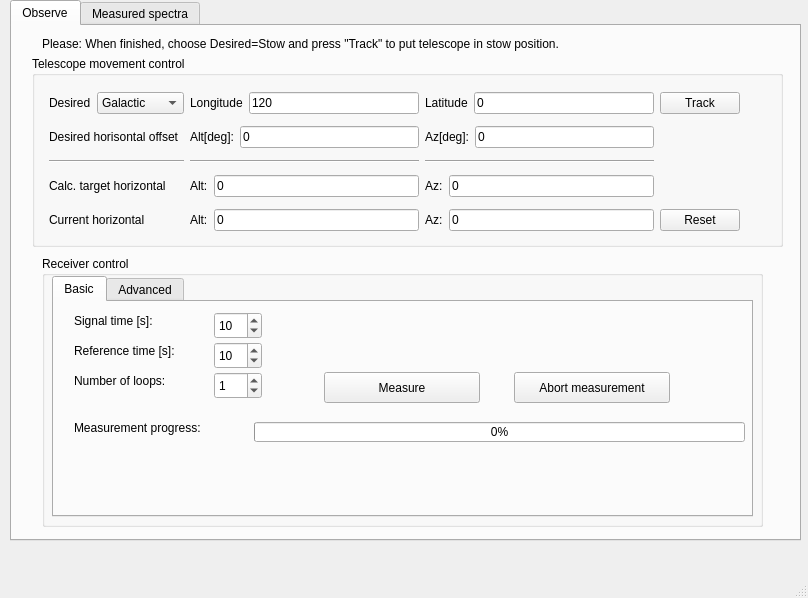
varenius/salsa, file Control_program/SALSA_UI.ui: the form before one commit.
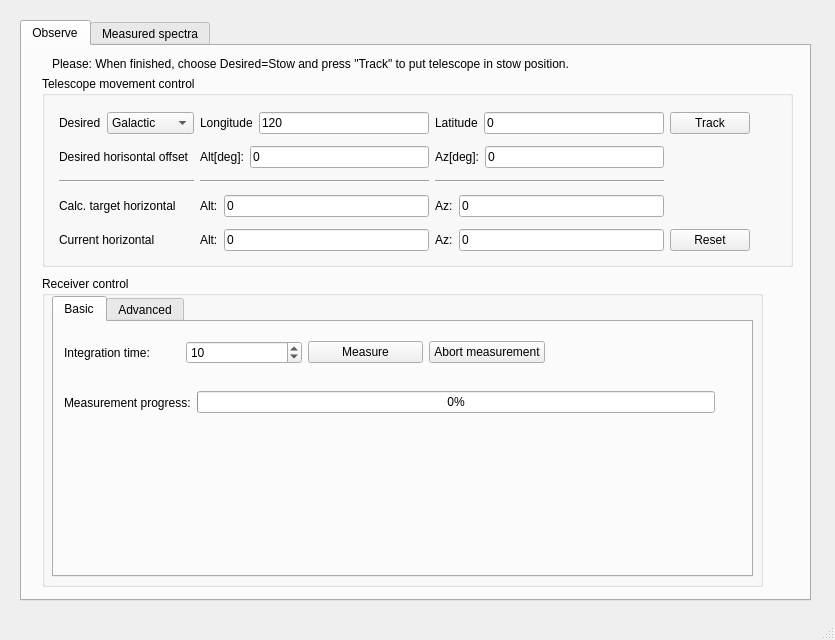
The form after the commit. The open tabs and pages were chosen to show the change.

Commit message: Modified UI for advanced switched measurements. Changed 'target integration time' to integration time'

```diff
--- a/Control_program/SALSA_UI.ui
+++ b/Control_program/SALSA_UI.ui
@@ -6,8 +6,8 @@
    <rect>
     <x>0</x>
     <y>0</y>
-    <width>808</width>
-    <height>598</height>
+    <width>835</width>
+    <height>640</height>
    </rect>
   </property>
   <property name="windowTitle">
@@ -17,10 +17,10 @@
    <widget class="QTabWidget" name="tabWidget">
     <property name="geometry">
      <rect>
-      <x>10</x>
-      <y>0</y>
+      <x>20</x>
+      <y>20</y>
       <width>791</width>
-      <height>541</height>
+      <height>581</height>
      </rect>
     </property>
     <property name="currentIndex">
@@ -331,10 +331,10 @@
      <widget class="QGroupBox" name="groupBox_3">
       <property name="geometry">
        <rect>
-        <x>30</x>
+        <x>20</x>
         <y>230</y>
         <width>721</width>
-        <height>271</height>
+        <height>311</height>
        </rect>
       </property>
       <property name="title">
@@ -346,51 +346,68 @@
          <x>10</x>
          <y>20</y>
          <width>701</width>
-         <height>241</height>
+         <height>281</height>
         </rect>
        </property>
        <property name="currentIndex">
-        <number>1</number>
+        <number>0</number>
        </property>
        <widget class="QWidget" name="receiver_tab_basic">
         <attribute name="title">
          <string>Basic</string>
         </attribute>
+        <widget class="QWidget" name="layoutWidget">
+         <property name="geometry">
+          <rect>
+           <x>10</x>
+           <y>50</y>
+           <width>651</width>
+           <height>61</height>
+          </rect>
+         </property>
+         <layout class="QHBoxLayout" name="horizontalLayout_15">
+          <item>
         <widget class="QLabel" name="progresslabel">
-         <property name="geometry">
-          <rect>
-           <x>20</x>
-           <y>110</y>
-           <width>171</width>
-           <height>31</height>
-          </rect>
-         </property>
          <property name="text">
           <string>Measurement progress:</string>
          </property>
         </widget>
+          </item>
+          <item>
         <widget class="QProgressBar" name="progressBar">
+            <property name="value">
+             <number>0</number>
+            </property>
+           </widget>
+          </item>
+         </layout>
+        </widget>
+        <widget class="QWidget" name="layoutWidget">
          <property name="geometry">
           <rect>
-           <x>200</x>
-           <y>120</y>
-           <width>491</width>
-           <height>20</height>
+           <x>10</x>
+           <y>10</y>
+           <width>481</width>
+           <height>41</height>
           </rect>
          </property>
+         <layout class="QGridLayout" name="gridLayout_5">
+          <item row="0" column="1">
+           <widget class="QSpinBox" name="int_time_spinbox">
          <property name="value">
-          <number>0</number>
-         </property>
-        </widget>
+             <number>10</number>
+            </property>
+           </widget>
+          </item>
+          <item row="0" column="2">
+           <widget class="QPushButton" name="btn_observe">
+            <property name="text">
+             <string>Measure</string>
+            </property>
+           </widget>
+          </item>
+          <item row="0" column="3">
         <widget class="QPushButton" name="btn_abort">
-         <property name="geometry">
-          <rect>
-           <x>460</x>
-           <y>70</y>
-           <width>156</width>
-           <height>31</height>
-          </rect>
-         </property>
          <property name="text">
           <string>Abort measurement</string>
          </property>
@@ -398,111 +415,23 @@
           <bool>false</bool>
          </property>
         </widget>
-        <widget class="QPushButton" name="btn_observe">
-         <property name="geometry">
-          <rect>
-           <x>270</x>
-           <y>70</y>
-           <width>156</width>
-           <height>31</height>
-          </rect>
-         </property>
+          </item>
+          <item row="0" column="0">
+           <widget class="QLabel" name="FrequencyLabel_2">
          <property name="text">
-          <string>Measure</string>
-         </property>
-        </widget>
-        <widget class="QLabel" name="signal_time_label">
-         <property name="geometry">
-          <rect>
-           <x>20</x>
-           <y>10</y>
-           <width>101</width>
-           <height>17</height>
-          </rect>
-         </property>
-         <property name="text">
-          <string>Signal time [s]:</string>
-         </property>
-        </widget>
-        <widget class="QLabel" name="ref_time_label">
-         <property name="geometry">
-          <rect>
-           <x>20</x>
-           <y>40</y>
-           <width>131</width>
-           <height>17</height>
-          </rect>
-         </property>
-         <property name="text">
-          <string>Reference time [s]:</string>
-         </property>
-        </widget>
-        <widget class="QSpinBox" name="sig_time_spinbox">
-         <property name="geometry">
-          <rect>
-           <x>160</x>
-           <y>10</y>
-           <width>48</width>
-           <height>27</height>
-          </rect>
-         </property>
-         <property name="value">
-          <number>10</number>
-         </property>
-        </widget>
-        <widget class="QSpinBox" name="ref_time_spinBox">
-         <property name="geometry">
-          <rect>
-           <x>160</x>
-           <y>40</y>
-           <width>48</width>
-           <height>27</height>
-          </rect>
-         </property>
-         <property name="value">
-          <number>10</number>
-         </property>
-        </widget>
-        <widget class="QSpinBox" name="loops_spinbox">
-         <property name="geometry">
-          <rect>
-           <x>160</x>
-           <y>70</y>
-           <width>48</width>
-           <height>27</height>
-          </rect>
-         </property>
-         <property name="value">
-          <number>1</number>
-         </property>
-        </widget>
-        <widget class="QLabel" name="loops_label">
-         <property name="geometry">
-          <rect>
-           <x>20</x>
-           <y>70</y>
-           <width>131</width>
-           <height>17</height>
-          </rect>
-         </property>
-         <property name="text">
-          <string>Number of loops:</string>
-         </property>
+             <string>Integration time:</string>
+            </property>
+           </widget>
+          </item>
+         </layout>
         </widget>
        </widget>
        <widget class="QWidget" name="receiver_tab_advanced">
         <attribute name="title">
          <string>Advanced</string>
         </attribute>
-        <widget class="QWidget" name="layoutWidget">
-         <property name="geometry">
-          <rect>
-           <x>10</x>
-           <y>10</y>
-           <width>671</width>
-           <height>185</height>
-          </rect>
-         </property>
+        <layout class="QGridLayout" name="gridLayout_4">
+         <item row="0" column="0" colspan="7">
          <layout class="QGridLayout" name="gridLayout_2">
           <item row="8" column="0">
            <widget class="QLabel" name="label_mode">
@@ -518,7 +447,7 @@
               <property name="title">
                <string/>
               </property>
-              <widget class="QWidget" name="layoutWidget">
+               <widget class="QWidget" name="layoutWidget_3">
                <property name="geometry">
                 <rect>
                  <x>10</x>
@@ -533,9 +462,6 @@
                   <property name="text">
                    <string>Signal</string>
                   </property>
-                  <attribute name="buttonGroup">
-                   <string notr="true">buttonGroup</string>
-                  </attribute>
                  </widget>
                 </item>
                 <item>
@@ -546,9 +472,6 @@
                   <property name="checked">
                    <bool>true</bool>
                   </property>
-                  <attribute name="buttonGroup">
-                   <string notr="true">buttonGroup</string>
-                  </attribute>
                  </widget>
                 </item>
                </layout>
@@ -574,7 +497,7 @@
           <item row="2" column="1">
            <widget class="QLineEdit" name="BandwidthInput">
             <property name="text">
-             <string>2.0</string>
+              <string>2.5</string>
             </property>
            </widget>
           </item>
@@ -595,7 +518,7 @@
           <item row="9" column="1">
            <widget class="QLineEdit" name="RefFreqInput">
             <property name="text">
-             <string>1422.4</string>
+              <string>1422.9</string>
             </property>
            </widget>
           </item>
@@ -687,7 +610,69 @@
            </layout>
           </item>
          </layout>
-        </widget>
+         </item>
+         <item row="1" column="0" colspan="3">
+          <widget class="QCheckBox" name="cycle_checkbox">
+           <property name="enabled">
+            <bool>true</bool>
+           </property>
+           <property name="text">
+            <string>Manually specify cycle times</string>
+           </property>
+           <property name="checked">
+            <bool>false</bool>
+           </property>
+          </widget>
+         </item>
+         <item row="2" column="0">
+          <widget class="QLabel" name="signal_time_label_3">
+           <property name="text">
+            <string>Signal time [s]:</string>
+           </property>
+          </widget>
+         </item>
+         <item row="2" column="1">
+          <widget class="QSpinBox" name="sig_time_spinbox">
+           <property name="value">
+            <number>10</number>
+           </property>
+          </widget>
+         </item>
+         <item row="2" column="2">
+          <widget class="QLabel" name="ref_time_label_3">
+           <property name="text">
+            <string>Reference time [s]:</string>
+           </property>
+          </widget>
+         </item>
+         <item row="2" column="3">
+          <widget class="QSpinBox" name="ref_time_spinBox">
+           <property name="singleStep">
+            <number>1</number>
+           </property>
+           <property name="value">
+            <number>10</number>
+           </property>
+          </widget>
+         </item>
+         <item row="2" column="4">
+          <widget class="QLabel" name="loops_label_3">
+           <property name="text">
+            <string>Number of loops:</string>
+           </property>
+          </widget>
+         </item>
+         <item row="2" column="5">
+          <widget class="QSpinBox" name="loops_spinbox">
+           <property name="maximum">
+            <number>10000</number>
+           </property>
+           <property name="value">
+            <number>1</number>
+           </property>
+          </widget>
+         </item>
+        </layout>
        </widget>
       </widget>
      </widget>
@@ -715,7 +700,7 @@
         <x>250</x>
         <y>20</y>
         <width>521</width>
-        <height>461</height>
+        <height>471</height>
        </rect>
       </property>
       <property name="title">
@@ -828,7 +813,7 @@
     <rect>
      <x>0</x>
      <y>0</y>
-     <width>808</width>
+     <width>835</width>
      <height>20</height>
     </rect>
    </property>
```
Left out of the diff: 3 changed lines with no effect on the pictures. Lines whose indentation alone changed are shown as unchanged. The commit also changes 1 other file.
